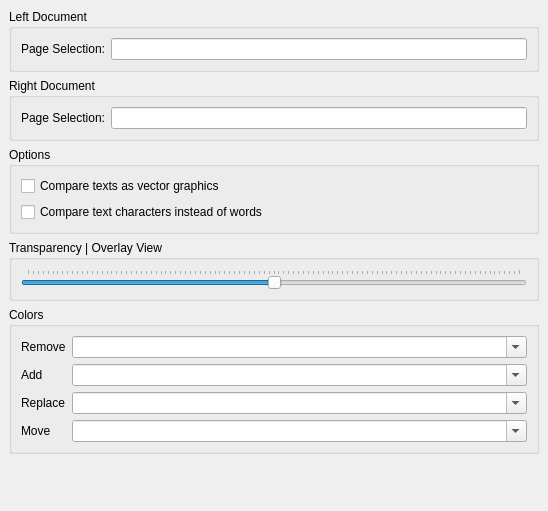
First picture: the form in Pdf4QtDiff/settingsdockwidget.ui, repository JakubMelka/PDF4QT, before the edit.
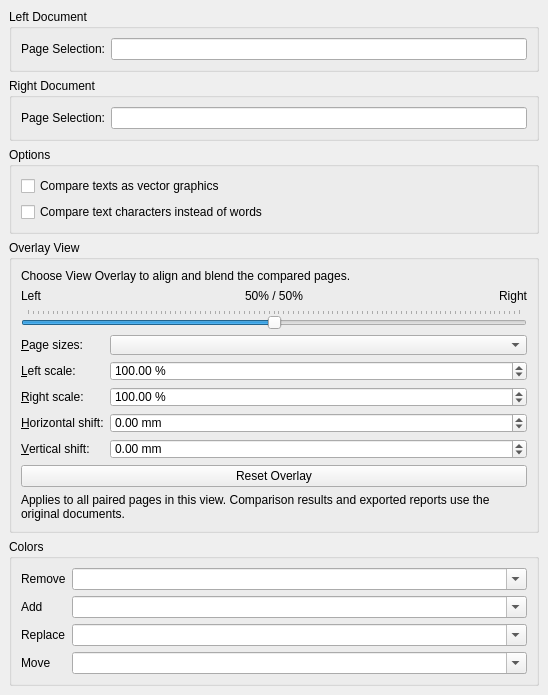
Second picture: the form after the edit.

The edit to the form file:
```diff
--- a/Pdf4QtDiff/settingsdockwidget.ui
+++ b/Pdf4QtDiff/settingsdockwidget.ui
@@ -82,23 +82,284 @@
     <item>
      <widget class="QGroupBox" name="overlayGroupBox">
       <property name="title">
-       <string>Transparency | Overlay View</string>
+       <string>Overlay View</string>
       </property>
       <layout class="QVBoxLayout" name="verticalLayout_3">
        <item>
-        <widget class="QSlider" name="transparencySlider">
-         <property name="maximum">
-          <number>100</number>
+        <widget class="QLabel" name="overlayHintLabel">
+         <property name="text">
+          <string>Choose View Overlay to align and blend the compared pages.</string>
          </property>
-         <property name="value">
-          <number>50</number>
+         <property name="wordWrap">
+          <bool>true</bool>
          </property>
-         <property name="orientation">
-          <enum>Qt::Horizontal</enum>
-         </property>
-         <property name="tickPosition">
-          <enum>QSlider::TicksAbove</enum>
-         </property>
+        </widget>
+       </item>
+       <item>
+        <widget class="QWidget" name="overlayControls" native="true">
+         <layout class="QVBoxLayout" name="overlayControlsLayout">
+          <property name="leftMargin">
+           <number>0</number>
+          </property>
+          <property name="topMargin">
+           <number>0</number>
+          </property>
+          <property name="rightMargin">
+           <number>0</number>
+          </property>
+          <property name="bottomMargin">
+           <number>0</number>
+          </property>
+          <item>
+           <layout class="QHBoxLayout" name="transparencyLabelsLayout">
+            <item>
+             <widget class="QLabel" name="leftBlendLabel">
+              <property name="text">
+               <string>Left</string>
+              </property>
+             </widget>
+            </item>
+            <item>
+             <widget class="QLabel" name="blendValueLabel">
+              <property name="text">
+               <string>50% / 50%</string>
+              </property>
+              <property name="alignment">
+               <set>Qt::AlignCenter</set>
+              </property>
+             </widget>
+            </item>
+            <item>
+             <widget class="QLabel" name="rightBlendLabel">
+              <property name="text">
+               <string>Right</string>
+              </property>
+              <property name="alignment">
+               <set>Qt::AlignRight|Qt::AlignVCenter</set>
+              </property>
+             </widget>
+            </item>
+           </layout>
+          </item>
+          <item>
+           <widget class="QSlider" name="transparencySlider">
+            <property name="toolTip">
+             <string>Drag left to show the left document, or right to show the right document.</string>
+            </property>
+            <property name="accessibleName">
+             <string>Overlay blend</string>
+            </property>
+            <property name="maximum">
+             <number>100</number>
+            </property>
+            <property name="value">
+             <number>50</number>
+            </property>
+            <property name="orientation">
+             <enum>Qt::Horizontal</enum>
+            </property>
+            <property name="tickPosition">
+             <enum>QSlider::TicksAbove</enum>
+            </property>
+           </widget>
+          </item>
+          <item>
+           <layout class="QFormLayout" name="overlayFormLayout">
+            <property name="rowWrapPolicy">
+             <enum>QFormLayout::WrapLongRows</enum>
+            </property>
+            <item row="0" column="0">
+             <widget class="QLabel" name="overlayScaleModeLabel">
+              <property name="text">
+               <string>&amp;Page sizes:</string>
+              </property>
+              <property name="buddy">
+               <cstring>overlayScaleModeCombo</cstring>
+              </property>
+             </widget>
+            </item>
+            <item row="0" column="1">
+             <widget class="QComboBox" name="overlayScaleModeCombo">
+              <property name="toolTip">
+               <string>Fit enlarges the smaller page to match the larger page as closely as possible, preserving proportions and centering both pages. Manual scale uses percentages of the original page sizes.</string>
+              </property>
+             </widget>
+            </item>
+            <item row="1" column="0">
+             <widget class="QLabel" name="leftScaleLabel">
+              <property name="text">
+               <string>&amp;Left scale:</string>
+              </property>
+              <property name="buddy">
+               <cstring>leftScaleSpinBox</cstring>
+              </property>
+             </widget>
+            </item>
+            <item row="1" column="1">
+             <widget class="QDoubleSpinBox" name="leftScaleSpinBox">
+              <property name="toolTip">
+               <string>Scale the left document relative to its original size. Proportions are preserved.</string>
+              </property>
+              <property name="keyboardTracking">
+               <bool>false</bool>
+              </property>
+              <property name="suffix">
+               <string> %</string>
+              </property>
+              <property name="decimals">
+               <number>2</number>
+              </property>
+              <property name="minimum">
+               <double>1</double>
+              </property>
+              <property name="maximum">
+               <double>1000</double>
+              </property>
+              <property name="singleStep">
+               <double>1</double>
+              </property>
+              <property name="value">
+               <double>100</double>
+              </property>
+             </widget>
+            </item>
+            <item row="2" column="0">
+             <widget class="QLabel" name="rightScaleLabel">
+              <property name="text">
+               <string>&amp;Right scale:</string>
+              </property>
+              <property name="buddy">
+               <cstring>rightScaleSpinBox</cstring>
+              </property>
+             </widget>
+            </item>
+            <item row="2" column="1">
+             <widget class="QDoubleSpinBox" name="rightScaleSpinBox">
+              <property name="toolTip">
+               <string>Scale the right document relative to its original size. Proportions are preserved.</string>
+              </property>
+              <property name="keyboardTracking">
+               <bool>false</bool>
+              </property>
+              <property name="suffix">
+               <string> %</string>
+              </property>
+              <property name="decimals">
+               <number>2</number>
+              </property>
+              <property name="minimum">
+               <double>1</double>
+              </property>
+              <property name="maximum">
+               <double>1000</double>
+              </property>
+              <property name="singleStep">
+               <double>1</double>
+              </property>
+              <property name="value">
+               <double>100</double>
+              </property>
+             </widget>
+            </item>
+            <item row="3" column="0">
+             <widget class="QLabel" name="horizontalOffsetLabel">
+              <property name="text">
+               <string>&amp;Horizontal shift:</string>
+              </property>
+              <property name="buddy">
+               <cstring>horizontalOffsetSpinBox</cstring>
+              </property>
+             </widget>
+            </item>
+            <item row="3" column="1">
+             <widget class="QDoubleSpinBox" name="horizontalOffsetSpinBox">
+              <property name="toolTip">
+               <string>Move the right document horizontally. Positive values move it to the right.</string>
+              </property>
+              <property name="keyboardTracking">
+               <bool>false</bool>
+              </property>
+              <property name="suffix">
+               <string> mm</string>
+              </property>
+              <property name="decimals">
+               <number>2</number>
+              </property>
+              <property name="minimum">
+               <double>-1000</double>
+              </property>
+              <property name="maximum">
+               <double>1000</double>
+              </property>
+              <property name="singleStep">
+               <double>0.5</double>
+              </property>
+              <property name="value">
+               <double>0</double>
+              </property>
+             </widget>
+            </item>
+            <item row="4" column="0">
+             <widget class="QLabel" name="verticalOffsetLabel">
+              <property name="text">
+               <string>&amp;Vertical shift:</string>
+              </property>
+              <property name="buddy">
+               <cstring>verticalOffsetSpinBox</cstring>
+              </property>
+             </widget>
+            </item>
+            <item row="4" column="1">
+             <widget class="QDoubleSpinBox" name="verticalOffsetSpinBox">
+              <property name="toolTip">
+               <string>Move the right document vertically. Positive values move it down.</string>
+              </property>
+              <property name="keyboardTracking">
+               <bool>false</bool>
+              </property>
+              <property name="suffix">
+               <string> mm</string>
+              </property>
+              <property name="decimals">
+               <number>2</number>
+              </property>
+              <property name="minimum">
+               <double>-1000</double>
+              </property>
+              <property name="maximum">
+               <double>1000</double>
+              </property>
+              <property name="singleStep">
+               <double>0.5</double>
+              </property>
+              <property name="value">
+               <double>0</double>
+              </property>
+             </widget>
+            </item>
+           </layout>
+          </item>
+          <item>
+           <widget class="QPushButton" name="resetOverlayButton">
+            <property name="text">
+             <string>Reset Overlay</string>
+            </property>
+            <property name="toolTip">
+             <string>Restore original page sizes, zero shifts and an equal blend of both documents.</string>
+            </property>
+           </widget>
+          </item>
+          <item>
+           <widget class="QLabel" name="overlayScopeLabel">
+            <property name="text">
+             <string>Applies to all paired pages in this view. Comparison results and exported reports use the original documents.</string>
+            </property>
+            <property name="wordWrap">
+             <bool>true</bool>
+            </property>
+           </widget>
+          </item>
+         </layout>
         </widget>
        </item>
       </layout>
```
Left out of the diff: 2 changed lines with no effect on the pictures.
